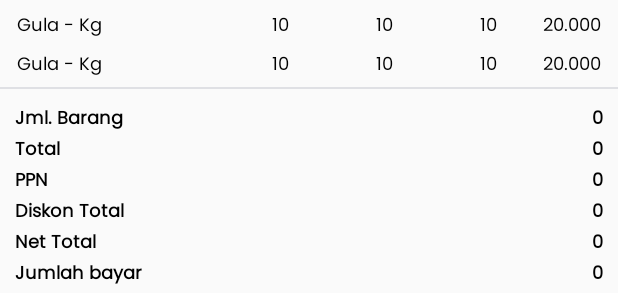
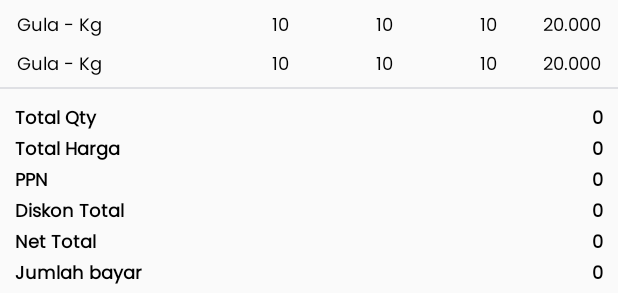
Before and after one commit to Boy0704/SalesOrderApp, an Android app: the layout layout_pdf_page1.xml on its own in the app's theme, with its tools: preview values and no code run, on a phone screen of 412 x 824 dp. Shown: the part 377-670 px from the top of the screen. Run offline under Robolectric (Android 15) with nearby library versions, the phone set to English and light mode, and no system bars; Roboto replaces fonts that are not available here.

Commit message:
- perbaikan terbaru 16 november 2023 - new

```diff
--- a/app/src/main/java/com/apps/salesorder/ui/auth/LoginActivity.kt
+++ b/app/src/main/java/com/apps/salesorder/ui/auth/LoginActivity.kt
@@ -98,7 +98,7 @@ class LoginActivity : AppCompatActivity() {
                 }
                 is Resource.Error -> {
                     LoadingScreen.hideLoading()
-                    Toast.makeText(this, "gagal login", Toast.LENGTH_SHORT).show()
+                    Toast.makeText(this, it.data!!.message, Toast.LENGTH_SHORT).show()
                 }
             }
         })
--- a/app/src/main/java/com/apps/salesorder/ui/auth/LoginViewModel.kt
+++ b/app/src/main/java/com/apps/salesorder/ui/auth/LoginViewModel.kt
@@ -26,7 +26,7 @@ class LoginViewModel (
                 if (dataApi.body()!!.error.equals("true")) {
                     loginResponse.value = Resource.Success( dataApi.body()!! )
                 } else {
-                    loginResponse.value = Resource.Error( dataApi.body()?.message.toString() )
+                    loginResponse.value = Resource.Error( "error", dataApi.body()!! )
                 }
             }
 
--- a/app/src/main/res/layout/layout_pdf_page1.xml
+++ b/app/src/main/res/layout/layout_pdf_page1.xml
@@ -290,7 +290,7 @@
                     android:layout_width="0dp"
                     android:layout_height="wrap_content"
                     android:fontFamily="@font/poppins"
-                    android:text="Jml. Barang"
+                    android:text="Total Qty"
                     android:textColor="@color/black"
                     android:textSize="12sp"
                     android:textStyle="bold"
@@ -324,7 +324,7 @@
                     android:layout_height="wrap_content"
                     android:fontFamily="@font/poppins"
                     android:textColor="@color/black"
-                    android:text="Total"
+                    android:text="Total Harga"
                     android:textSize="12sp"
                     android:textStyle="bold"
                     android:layout_weight="1"/>
```
Also changed, not shown: app/src/main/java/com/apps/salesorder/ui/so/pdf/XmlToPDFConverter.kt (+7 -2 lines).
